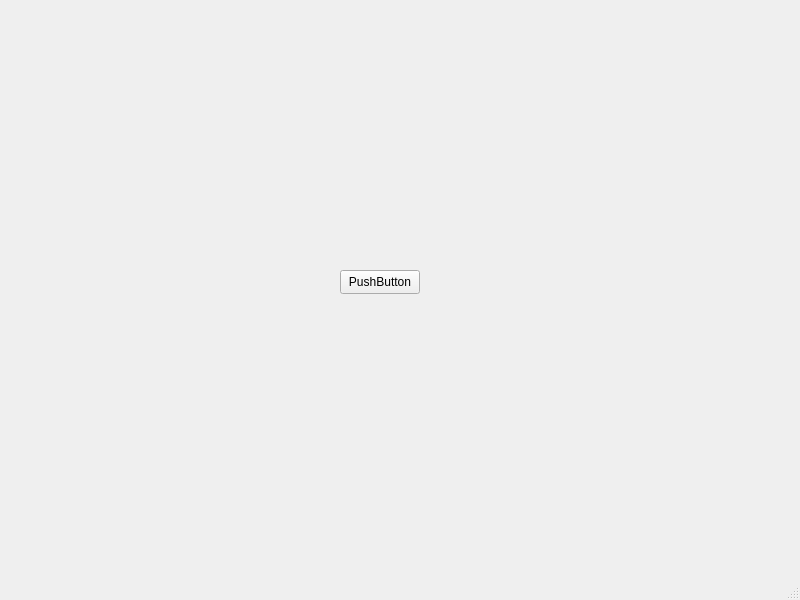
Above: mainwindow.ui from f0xxplayzz/cpp-Werwolf-roesel-kadner-stoeffler before the change. Below: the same form after it.
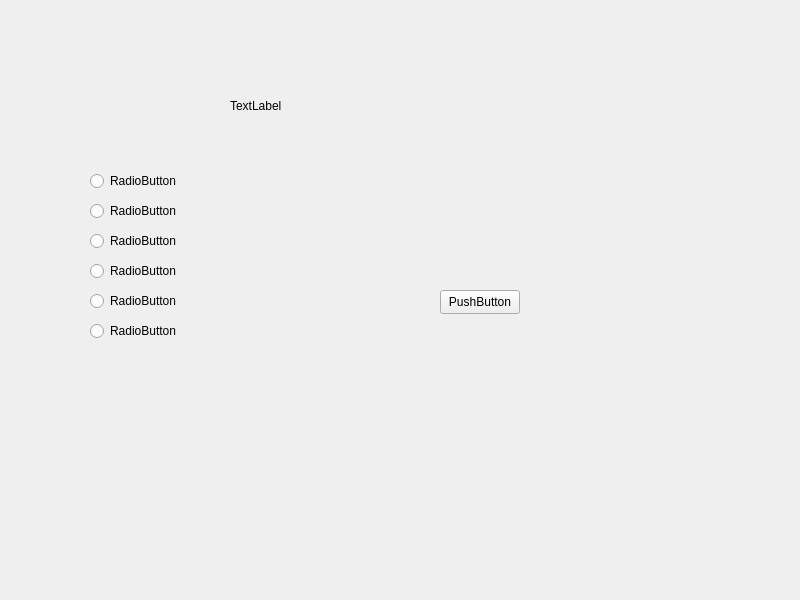
That is the form after the change.

```diff
--- a/mainwindow.ui
+++ b/mainwindow.ui
@@ -14,44 +14,141 @@
    <string>MainWindow</string>
   </property>
   <widget class="QWidget" name="centralwidget">
-   <widget class="QPushButton" name="pushButton">
+   <widget class="QStackedWidget" name="stackedWidget">
     <property name="geometry">
      <rect>
-      <x>340</x>
-      <y>270</y>
-      <width>80</width>
-      <height>24</height>
+      <x>0</x>
+      <y>0</y>
+      <width>801</width>
+      <height>601</height>
      </rect>
     </property>
-    <property name="text">
-     <string>PushButton</string>
+    <property name="currentIndex">
+     <number>0</number>
     </property>
+    <widget class="QWidget" name="page">
+     <widget class="QPushButton" name="pushButton">
+      <property name="geometry">
+       <rect>
+        <x>440</x>
+        <y>290</y>
+        <width>80</width>
+        <height>24</height>
+       </rect>
+      </property>
+      <property name="text">
+       <string>PushButton</string>
+      </property>
+     </widget>
+     <widget class="QRadioButton" name="radioButton">
+      <property name="geometry">
+       <rect>
+        <x>90</x>
+        <y>200</y>
+        <width>93</width>
+        <height>22</height>
+       </rect>
+      </property>
+      <property name="text">
+       <string>RadioButton</string>
+      </property>
+     </widget>
+     <widget class="QRadioButton" name="radioButton_2">
+      <property name="geometry">
+       <rect>
+        <x>90</x>
+        <y>170</y>
+        <width>93</width>
+        <height>22</height>
+       </rect>
+      </property>
+      <property name="text">
+       <string>RadioButton</string>
+      </property>
+     </widget>
+     <widget class="QRadioButton" name="radioButton_3">
+      <property name="geometry">
+       <rect>
+        <x>90</x>
+        <y>230</y>
+        <width>93</width>
+        <height>22</height>
+       </rect>
+      </property>
+      <property name="text">
+       <string>RadioButton</string>
+      </property>
+     </widget>
+     <widget class="QRadioButton" name="radioButton_4">
+      <property name="geometry">
+       <rect>
+        <x>90</x>
+        <y>260</y>
+        <width>93</width>
+        <height>22</height>
+       </rect>
+      </property>
+      <property name="text">
+       <string>RadioButton</string>
+      </property>
+     </widget>
+     <widget class="QRadioButton" name="radioButton_5">
+      <property name="geometry">
+       <rect>
+        <x>90</x>
+        <y>290</y>
+        <width>93</width>
+        <height>22</height>
+       </rect>
+      </property>
+      <property name="text">
+       <string>RadioButton</string>
+      </property>
+     </widget>
+     <widget class="QRadioButton" name="radioButton_6">
+      <property name="geometry">
+       <rect>
+        <x>90</x>
+        <y>320</y>
+        <width>93</width>
+        <height>22</height>
+       </rect>
+      </property>
+      <property name="text">
+       <string>RadioButton</string>
+      </property>
+     </widget>
+     <widget class="QLabel" name="label">
+      <property name="geometry">
+       <rect>
+        <x>230</x>
+        <y>60</y>
+        <width>291</width>
+        <height>91</height>
+       </rect>
+      </property>
+      <property name="text">
+       <string>TextLabel</string>
+      </property>
+     </widget>
+    </widget>
+    <widget class="QWidget" name="page_2">
+     <widget class="QPushButton" name="pushButton_2">
+      <property name="geometry">
+       <rect>
+        <x>240</x>
+        <y>280</y>
+        <width>80</width>
+        <height>24</height>
+       </rect>
+      </property>
+      <property name="text">
+       <string>PushButton</string>
+      </property>
+     </widget>
+    </widget>
    </widget>
-   <widget class="QLabel" name="label">
-    <property name="geometry">
-     <rect>
-      <x>340</x>
-      <y>170</y>
-      <width>91</width>
-      <height>31</height>
-     </rect>
-    </property>
-    <property name="text">
-     <string/>
-    </property>
-   </widget>
   </widget>
-  <widget class="QMenuBar" name="menubar">
-   <property name="geometry">
-    <rect>
-     <x>0</x>
-     <y>0</y>
-     <width>800</width>
-     <height>20</height>
-    </rect>
-   </property>
-  </widget>
-  <widget class="QStatusBar" name="statusbar"/>
  </widget>
  <resources/>
  <connections/>
```
